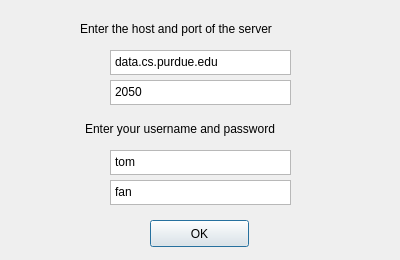
Qt form login.ui (TomFanella4/IRCClient) before a commit.
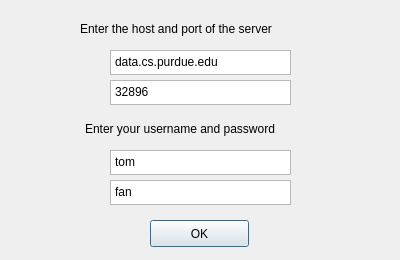
The same form after that commit.

```diff
--- a/login.ui
+++ b/login.ui
@@ -66,7 +66,7 @@
     <enum>QPlainTextEdit::NoWrap</enum>
    </property>
    <property name="plainText">
-    <string>2050</string>
+    <string>32896</string>
    </property>
    <property name="centerOnScroll">
     <bool>true</bool>
```
